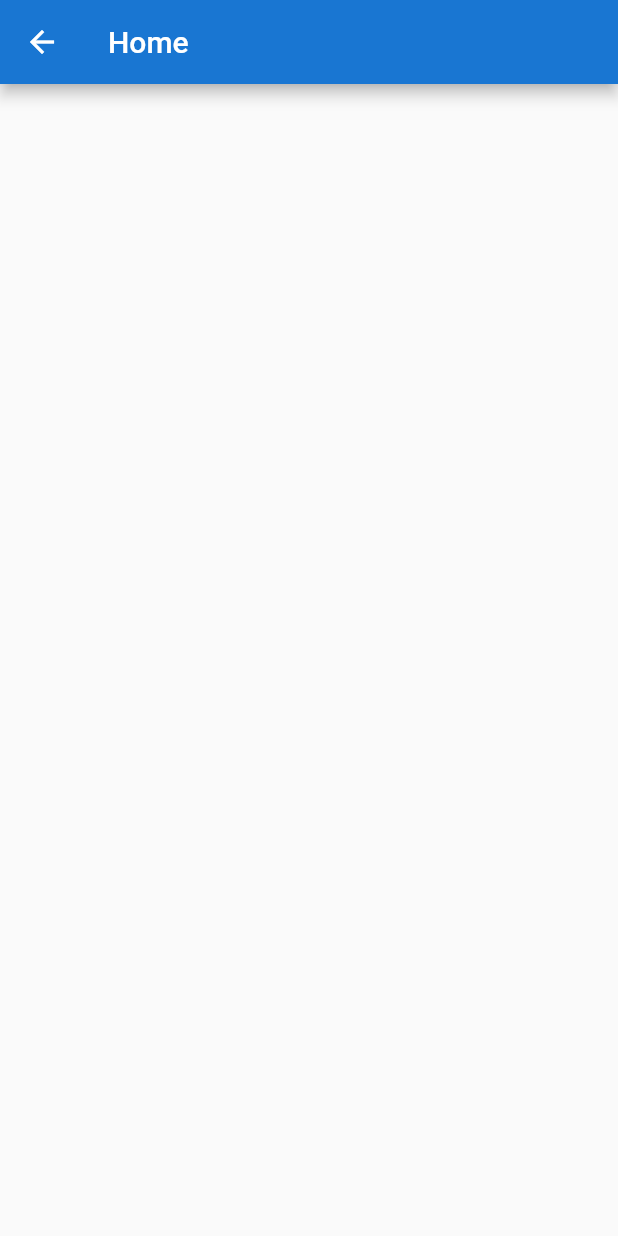
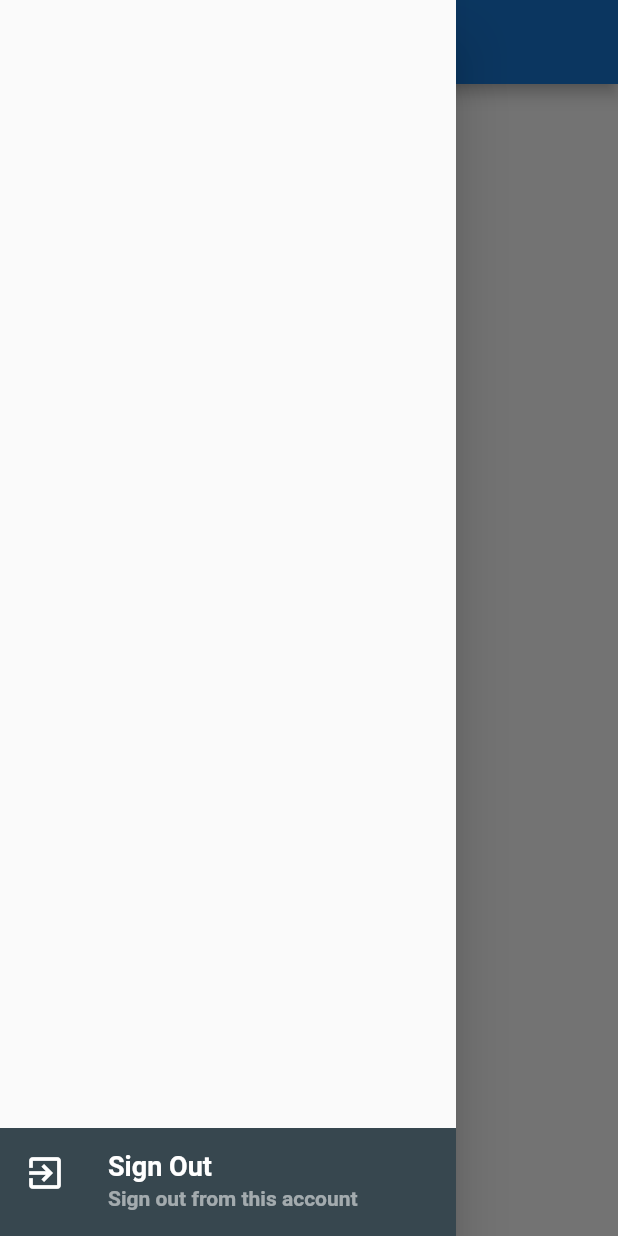
Before and after one commit to Nat-Dev/natkstatement, a Flutter app: the Home screen opened by its route, with the side drawer open (before the commit the screen has no drawer), on a phone screen of 412 x 824 dp. Run offline on Flutter 3.47's test engine with Material 2 defaults, Android fonts, the phone set to English and light mode, and no system bars; our stand-ins replace firebase_auth, firebase_core; accounts and stored records are empty.

Commit message:
add drawer with signout to authen in home screen

```diff
--- a/lib/utility/my_style.dart
+++ b/lib/utility/my_style.dart
@@ -14,6 +14,23 @@ class MyStyle {
           color: themeColor,
         ),
       );
+  Widget titleH2(String text) => Text(
+        text,
+        style: TextStyle(
+          fontSize: 18,
+          fontWeight: FontWeight.bold,
+          color: Colors.white,
+        ),
+      );
+
+  Widget titleH3(String text) => Text(
+        text,
+        style: TextStyle(
+          fontSize: 14,
+          fontWeight: FontWeight.bold,
+          color: Colors.white54,
+        ),
+      );
 
   MyStyle();
 }
--- a/lib/widget/home.dart
+++ b/lib/widget/home.dart
@@ -1,3 +1,5 @@
+import 'package:firebase_auth/firebase_auth.dart';
+import 'package:firebase_core/firebase_core.dart';
 import 'package:flutter/material.dart';
 import 'package:natkstatement/utility/my_style.dart';
 
@@ -14,6 +16,34 @@ class _HomeState extends State<Home> {
         backgroundColor: MyStyle().themeColor,
         title: Text("Home"),
       ),
+      drawer: Drawer(
+        child: buildSignOut(),
+      ),
+    );
+  }
+
+  Column buildSignOut() {
+    return Column(
+      mainAxisAlignment: MainAxisAlignment.end,
+      children: [
+        ListTile(
+          tileColor: Colors.blueGrey.shade800,
+          leading: Icon(
+            Icons.exit_to_app,
+            color: Colors.white,
+            size: 28,
+          ),
+          title: MyStyle().titleH2("Sign Out"),
+          subtitle: MyStyle().titleH3("Sign out from this account"),
+          onTap: () async {
+            await Firebase.initializeApp().then((value) async {
+              await FirebaseAuth.instance.signOut().then((value) =>
+                  Navigator.pushNamedAndRemoveUntil(
+                      context, "/authen", (route) => false));
+            });
+          },
+        ),
+      ],
     );
   }
 }
```
